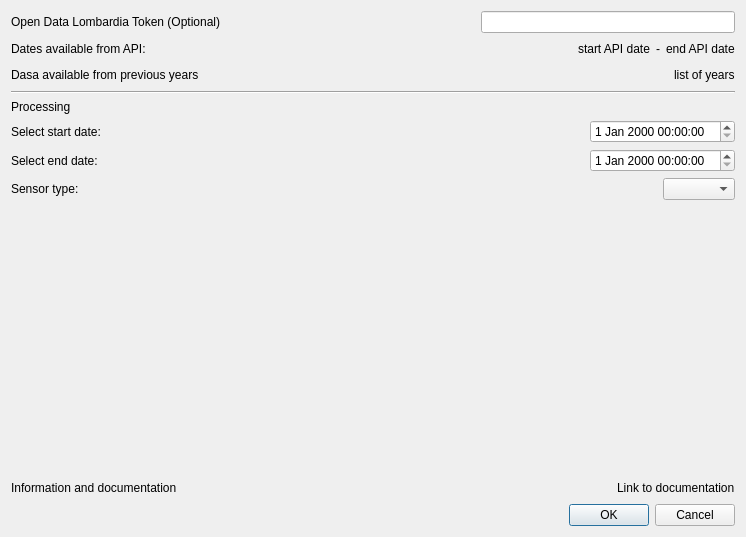
Above: ARPA_test_dialog_base.ui from gisgeolab/ARPA_Weather_plugin before the change. Below: the same form after it.
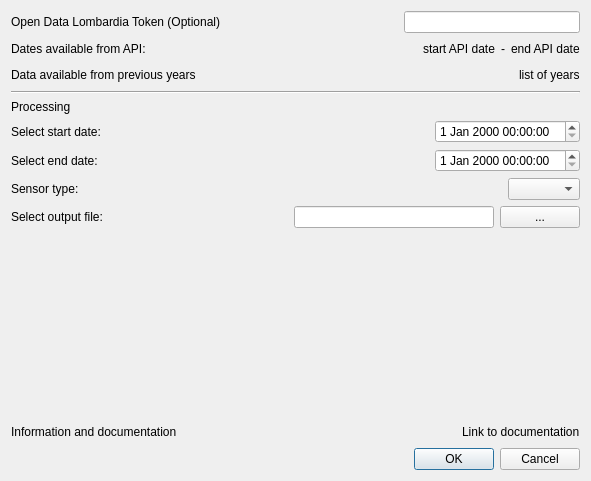
That is the form after the change. Custom widgets are drawn as their Qt base class.

```diff
--- a/ARPA_test_dialog_base.ui
+++ b/ARPA_test_dialog_base.ui
@@ -6,8 +6,8 @@
    <rect>
     <x>0</x>
     <y>0</y>
-    <width>746</width>
-    <height>537</height>
+    <width>591</width>
+    <height>481</height>
    </rect>
   </property>
   <property name="windowTitle">
@@ -93,7 +93,7 @@
        <item>
         <widget class="QLabel" name="label_7">
          <property name="text">
-          <string>Dasa available from previous years</string>
+          <string>Data available from previous years</string>
          </property>
         </widget>
        </item>
@@ -188,7 +188,7 @@
       </layout>
      </item>
      <item>
-      <layout class="QHBoxLayout" name="horizontalLayout_7">
+      <layout class="QHBoxLayout" name="horizontalLayout_8">
        <item>
         <widget class="QLabel" name="label">
          <property name="text">
@@ -214,6 +214,47 @@
        </item>
       </layout>
      </item>
+     <item>
+      <layout class="QHBoxLayout" name="horizontalLayout_7">
+       <item>
+        <widget class="QLabel" name="label_6">
+         <property name="text">
+          <string>Select output file:</string>
+         </property>
+        </widget>
+       </item>
+       <item>
+        <spacer name="horizontalSpacer_2">
+         <property name="orientation">
+          <enum>Qt::Horizontal</enum>
+         </property>
+         <property name="sizeHint" stdset="0">
+          <size>
+           <width>40</width>
+           <height>20</height>
+          </size>
+         </property>
+        </spacer>
+       </item>
+       <item>
+        <widget class="QLineEdit" name="leOutputFileName">
+         <property name="minimumSize">
+          <size>
+           <width>200</width>
+           <height>0</height>
+          </size>
+         </property>
+        </widget>
+       </item>
+       <item>
+        <widget class="QPushButton" name="pbOutputSave">
+         <property name="text">
+          <string>...</string>
+         </property>
+        </widget>
+       </item>
+      </layout>
+     </item>
      <item>
       <spacer name="verticalSpacer">
        <property name="orientation">
```
